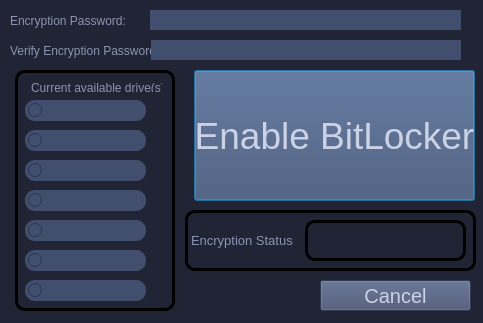
Old version of the form GUIs/ScriptRunnerPyQt5_GUI/PyUIs/bitlockerENBL.ui in the repository vipersniper0501/CP_Scripts2.
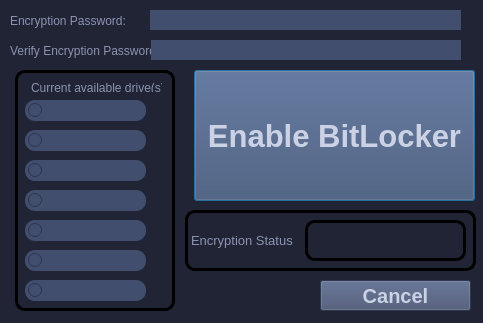
New version of the form.

```diff
--- a/GUIs/ScriptRunnerPyQt5_GUI/PyUIs/bitlockerENBL.ui
+++ b/GUIs/ScriptRunnerPyQt5_GUI/PyUIs/bitlockerENBL.ui
@@ -188,11 +188,21 @@
             </property>
             <property name="font">
                 <font>
-                    <pointsize>28</pointsize>
+     <pointsize>23</pointsize>
+     <weight>75</weight>
+     <bold>true</bold>
                 </font>
             </property>
             <property name="styleSheet">
-                <string notr="true">background-color: #414E6E;color: #CCD2E6;</string>
+    <string notr="true">QPushButton {
+background-color:#414E6E;
+color: #CCD2E6;
+font-weight: bold;
+}
+
+QPushButton:hover {
+background: rgba(139, 147, 178, .75);
+}</string>
             </property>
             <property name="text">
                 <string>Enable BitLocker</string>
@@ -306,10 +316,20 @@
             <property name="font">
                 <font>
                     <pointsize>15</pointsize>
+     <weight>75</weight>
+     <bold>true</bold>
                 </font>
             </property>
             <property name="styleSheet">
-                <string notr="true">background-color: #414E6E;color: #CCD2E6;</string>
+    <string notr="true">QPushButton {
+background-color:#414E6E;
+color: #CCD2E6;
+font-weight: bold;
+}
+
+QPushButton:hover {
+background: rgba(139, 147, 178, .75);
+}</string>
             </property>
             <property name="text">
                 <string>Cancel</string>
```
Lines whose indentation alone changed are shown as unchanged.
